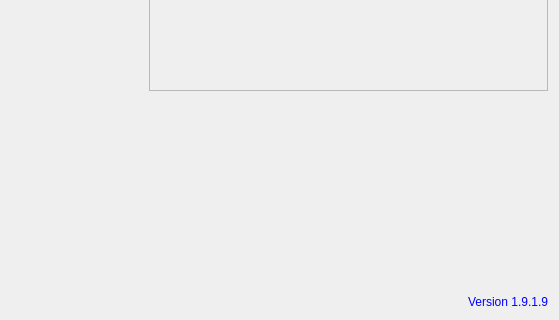
Qt form src/qt/forms/overviewpage.ui (WilliamXuu/InfiniteCoin) before a commit; both pictures show x 267 to 826 and y 158 to 478 of the 826 by 478 pixel window.
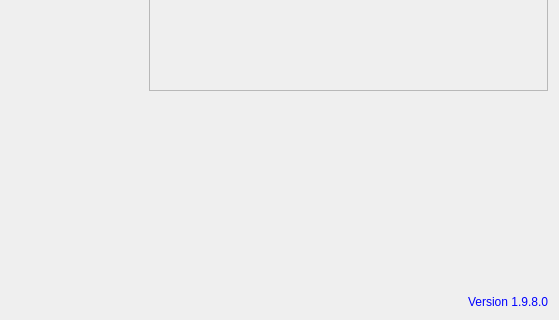
The same form after that commit. Icons and pictures are not drawn.

```diff
--- a/src/qt/forms/overviewpage.ui
+++ b/src/qt/forms/overviewpage.ui
@@ -382,7 +382,7 @@
         <string notr="true"/>
        </property>
        <property name="text">
-        <string>&lt;html&gt;&lt;head/&gt;&lt;body&gt;&lt;p&gt;&lt;span style=&quot; color:#0000ff;&quot;&gt;Version 1.9.1.9&lt;/span&gt;&lt;/p&gt;&lt;/body&gt;&lt;/html&gt;</string>
+        <string>&lt;html&gt;&lt;head/&gt;&lt;body&gt;&lt;p&gt;&lt;span style=&quot; color:#0000ff;&quot;&gt;Version 1.9.8.0&lt;/span&gt;&lt;/p&gt;&lt;/body&gt;&lt;/html&gt;</string>
        </property>
        <property name="alignment">
         <set>Qt::AlignRight|Qt::AlignTrailing|Qt::AlignVCenter</set>
```
